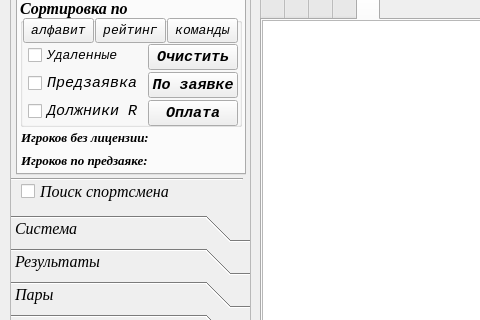
Kaspar0810/Competitions_TT_team, file UI/main_window.ui: the form before one commit; both pictures show x 0 to 480 and y 316 to 636 of the 1097 by 738 pixel window.
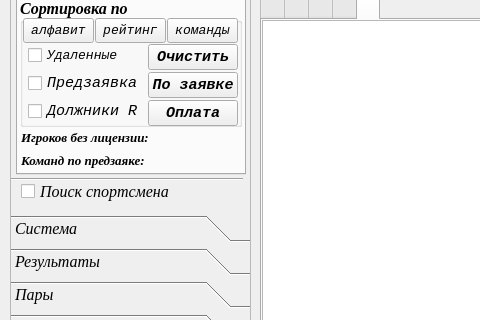
The form after the commit. The open tabs and pages were chosen to show the change. Icons and pictures are not drawn.

```diff
--- a/UI/main_window.ui
+++ b/UI/main_window.ui
@@ -5349,7 +5349,7 @@
          </font>
         </property>
         <property name="text">
-         <string>Игроков по предзаяке:</string>
+         <string>Команд по предзаяке:</string>
         </property>
        </widget>
        <widget class="QGroupBox" name="groupBox_11">
```
Left out of the diff: 10 changed lines with no effect on the pictures.
